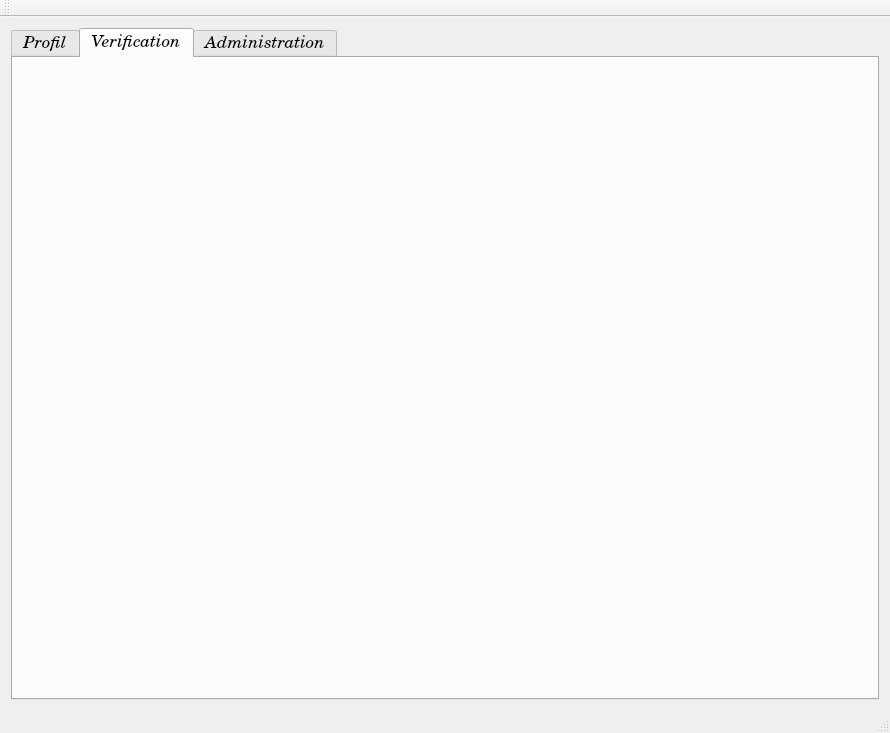
This is mainwindow.ui in xXRem08Xx/NewWorld_BackOffice as Qt 5 draws it before an edit. The edited form follows.
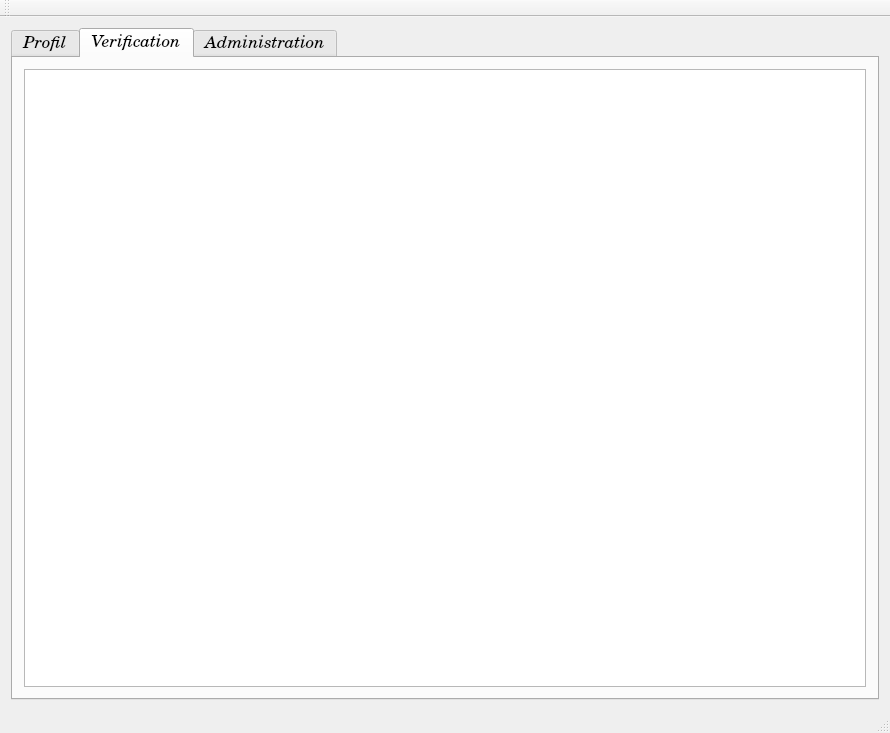
This is the edited form. Icons and pictures are not drawn.

Commit message: Ajout de la fenetre Verification des producteurs en attente + creation des colonnes automatiquement suivant le QTableWidget et la table passé en parametre

What changed in the file:
```diff
--- a/mainwindow.ui
+++ b/mainwindow.ui
@@ -635,6 +635,11 @@
        <attribute name="title">
         <string>Verification</string>
        </attribute>
+       <layout class="QHBoxLayout" name="horizontalLayout_16">
+        <item>
+         <widget class="QTableWidget" name="tableWidgetVerification"/>
+        </item>
+       </layout>
       </widget>
       <widget class="QWidget" name="tab">
        <attribute name="title">
```
The commit also changes 2 other files.
